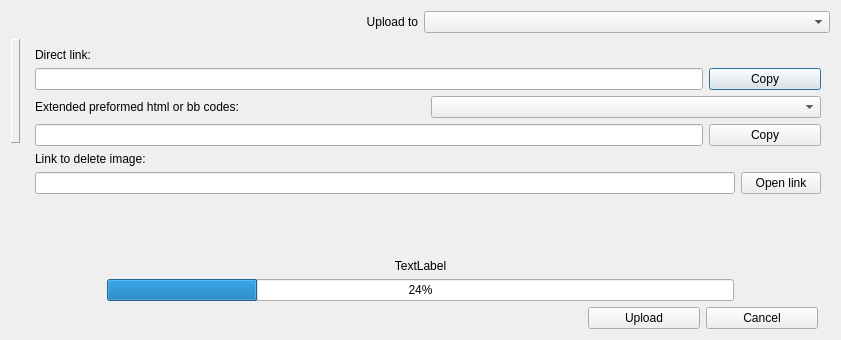
First picture: the form in src/modules/uploader/dialoguploader.ui, repository lxqt/screengrab, before the edit.
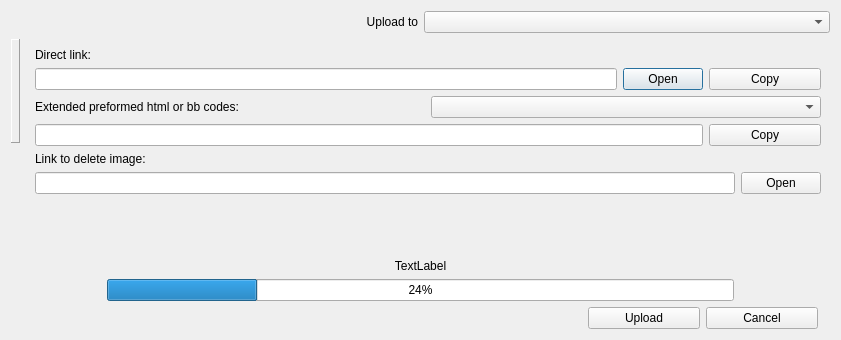
Second picture: the form after the edit.

Commit message: Add the button for open "drect link" in the window of the result uploading. issue #33

```diff
--- a/src/modules/uploader/dialoguploader.ui
+++ b/src/modules/uploader/dialoguploader.ui
@@ -86,6 +86,16 @@
              </property>
             </widget>
            </item>
+           <item>
+            <widget class="QPushButton" name="butOpenDirectLink">
+             <property name="toolTip">
+              <string>OPen this link in the default web-browser</string>
+             </property>
+             <property name="text">
+              <string>Open</string>
+             </property>
+            </widget>
+           </item>
            <item>
             <widget class="QPushButton" name="butCopyLink">
              <property name="minimumSize">
@@ -158,7 +168,7 @@
            <item>
             <widget class="QPushButton" name="butDeleteLink">
              <property name="text">
-              <string>Open link</string>
+              <string>Open</string>
              </property>
             </widget>
            </item>
```
Left out of the diff: 5 changed lines with no effect on the pictures. The commit also changes 2 other files.
